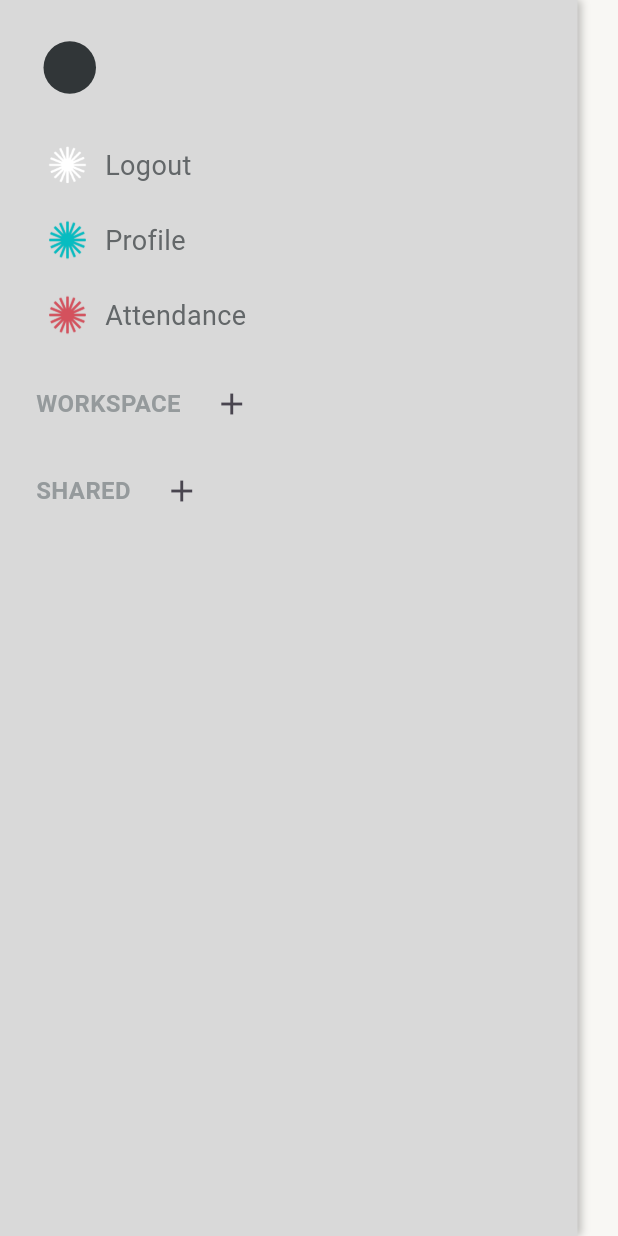
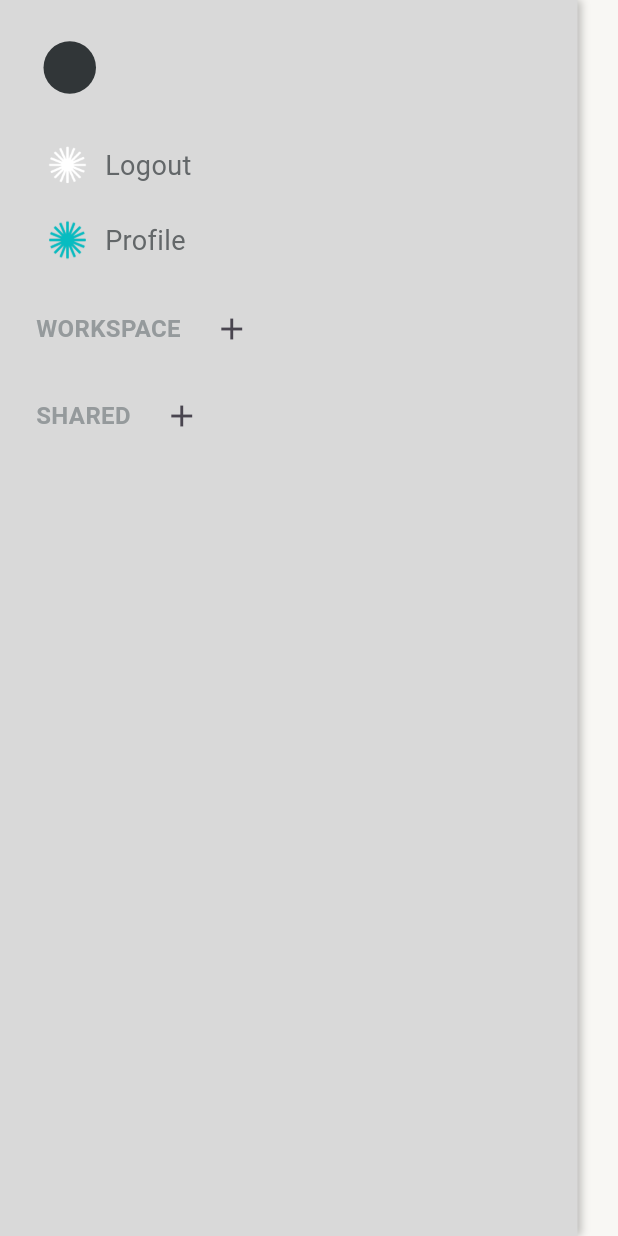
Before and after one commit to Janriz-Libres/project-zenith, a Flutter app: the HomePage screen opened directly, on a phone screen of 412 x 824 dp. Run offline on Flutter 3.47's test engine with Material 3 defaults, Android fonts, the phone set to English and light mode, and no system bars; our stand-ins replace shared_preferences; missing offline and left inert: bitsdojo_window, firedart; accounts and stored records are empty; Roboto replaces fonts that are missing (Rubik).

Commit message:
removed attendance for users

```diff
--- a/lib/pages/home_page.dart
+++ b/lib/pages/home_page.dart
@@ -87,8 +87,7 @@ class _HomePageState extends State<HomePage> {
                   )
                 ],
               ),
-              child: Column(
-                  children: [
+              child: Column(children: [
                 Padding(
                   padding: const EdgeInsets.only(left: 29),
                   child: Row(
@@ -166,8 +165,7 @@ class _HomePageState extends State<HomePage> {
                                   checkedInUsers.forEach((key, value) {
                                     Duration interval = DateTime.now()
                                         .toUtc()
-                                            .difference(
-                                                key.timeStarted.toUtc());
+                                        .difference(key.timeStarted.toUtc());
                                     checkedInUsers[key] = interval;
                                   });
                                 });
@@ -201,18 +199,6 @@ class _HomePageState extends State<HomePage> {
                               );
                             },
                           ),
-                              DrawOption(
-                                imgPath: 'assets/join_icon.png',
-                                text: "Attendance",
-                                func: () {
-                                  setState(
-                                    () {
-                                      initAdminPage = const AttendancePage();
-                                      initUserPage = const AttendancePage();
-                                    },
-                                  );
-                                },
-                              )
                         ],
                       ),
                     ),
@@ -392,10 +378,10 @@ class WorkspaceTile extends StatelessWidget {
         Align(
           alignment: Alignment.centerRight,
           child: Transform.translate(
-            offset: const Offset(-20,5),
+            offset: const Offset(-20, 5),
             child: MenuAnchor(
-              builder:
-                  (BuildContext context, MenuController controller, Widget? child) {
+              builder: (BuildContext context, MenuController controller,
+                  Widget? child) {
                 return IconButton(
                   onPressed: () {
                     if (controller.isOpen) {
```
Lines whose indentation alone changed are shown as unchanged.
